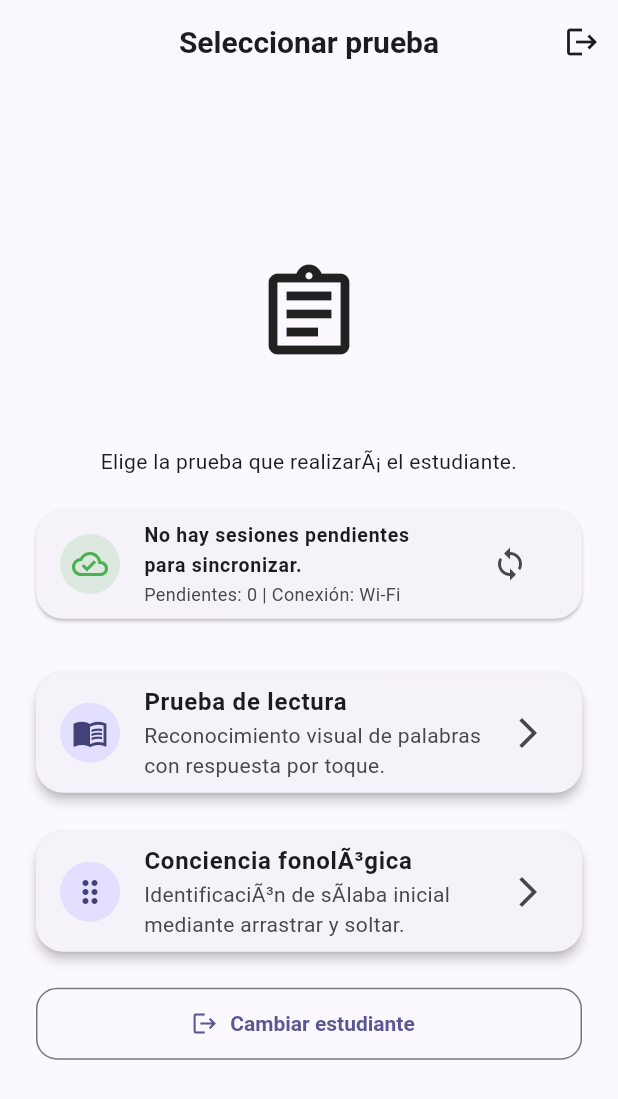
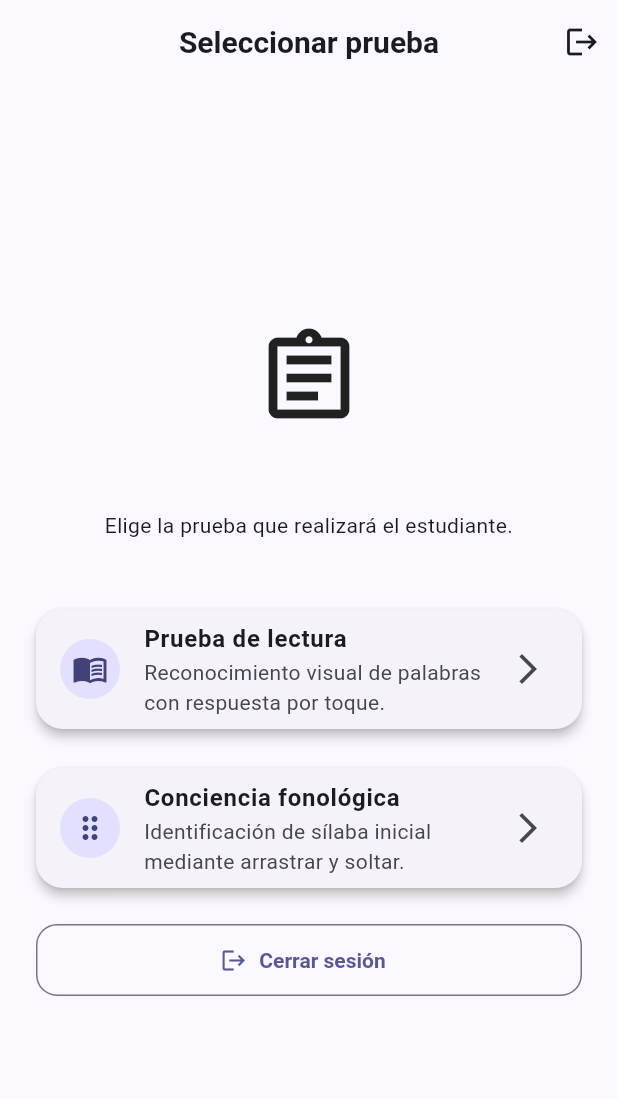
Before and after one commit to GreicyHuaman/tesis-dislexia-app, a Flutter app: the TestSelectionScreen screen opened directly with empty values, on a phone screen of 412 x 824 dp. Shown: the top 1099 px of the screen. Run offline on Flutter 3.47's test engine with Material 3 defaults, Android fonts, the phone set to English and light mode, and no system bars; our stand-ins replace connectivity_plus, file_picker, hive_flutter, open_filex, pdf; missing offline and left inert: dart:html; accounts and stored records are empty; project files that could hold a hidden picture were left out.

Commit message:
feat: mejorar cierre de pruebas para estudiante

```diff
--- a/mobile/lib/core/widgets/auto_sync_status_banner.dart
+++ b/mobile/lib/core/widgets/auto_sync_status_banner.dart
@@ -12,6 +12,10 @@ class AutoSyncStatusBanner extends StatelessWidget {
       builder: (context, snapshot, _) {
         final color = _colorForPhase(snapshot.phase);
         final icon = _iconForPhase(snapshot.phase);
+
+        if (snapshot.pendingSessions <= 0) {
+          return const SizedBox.shrink();
+        }
 
         return Card(
           elevation: 1,
--- a/mobile/lib/features/home/screens/student_test_completed_screen.dart
+++ b/mobile/lib/features/home/screens/student_test_completed_screen.dart
@@ -17,7 +17,7 @@ class StudentTestCompletedScreen extends StatelessWidget {
     final normalizedTestName = testName.trim().toLowerCase();
 
     final title = normalizedTestName.contains('fono')
-        ? 'Test de fonologÃ­a completado'
+        ? 'Test de fonología completado'
         : 'Test de lectura completado';
 
     return Scaffold(
@@ -56,7 +56,7 @@ class StudentTestCompletedScreen extends StatelessWidget {
                   ),
                   const SizedBox(height: 12),
                   const Text(
-                    'Tu docente podrÃ¡ revisar el avance desde su panel.',
+                    'Tu docente podrá revisar el avance desde su panel.',
                     textAlign: TextAlign.center,
                     style: TextStyle(fontSize: 16),
                   ),
--- a/mobile/lib/features/home/screens/test_selection_screen.dart
+++ b/mobile/lib/features/home/screens/test_selection_screen.dart
@@ -57,7 +57,7 @@ class TestSelectionScreen extends StatelessWidget {
         title: const Text('Seleccionar prueba'),
         actions: [
           IconButton(
-            tooltip: 'Cambiar estudiante',
+            tooltip: 'Cerrar sesión',
             onPressed: () => _changeStudent(context),
             icon: const Icon(Icons.logout),
           ),
@@ -81,7 +81,7 @@ class TestSelectionScreen extends StatelessWidget {
                   ),
                   const SizedBox(height: 8),
                   const Text(
-                    'Elige la prueba que realizarÃ¡ el estudiante.',
+                    'Elige la prueba que realizará el estudiante.',
                     textAlign: TextAlign.center,
                   ),
                   const SizedBox(height: 16),
@@ -96,9 +96,9 @@ class TestSelectionScreen extends StatelessWidget {
                   ),
                   const SizedBox(height: 14),
                   _TestOptionCard(
-                    title: 'Conciencia fonolÃ³gica',
+                    title: 'Conciencia fonológica',
                     subtitle:
-                        'IdentificaciÃ³n de sÃ­laba inicial mediante arrastrar y soltar.',
+                        'Identificación de sílaba inicial mediante arrastrar y soltar.',
                     icon: Icons.drag_indicator,
                     onTap: () => _openFonologia(context),
                   ),
@@ -106,7 +106,7 @@ class TestSelectionScreen extends StatelessWidget {
                   OutlinedButton.icon(
                     onPressed: () => _changeStudent(context),
                     icon: const Icon(Icons.logout),
-                    label: const Text('Cambiar estudiante'),
+                    label: const Text('Cerrar sesión'),
                   ),
                 ],
               ),
```
